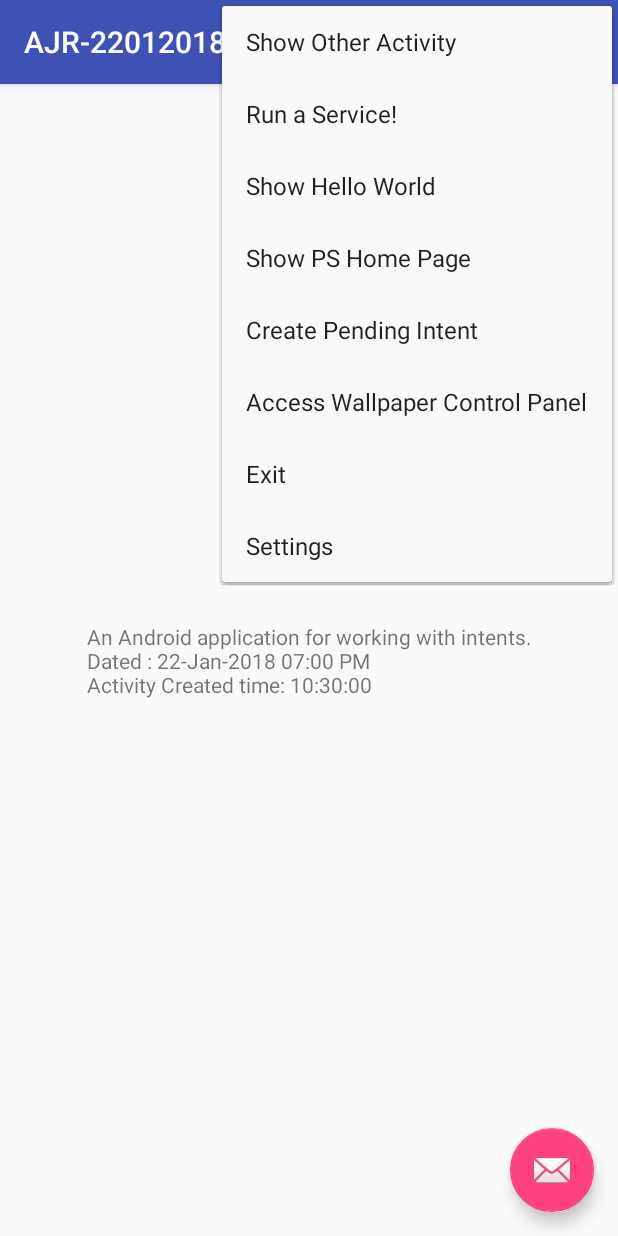
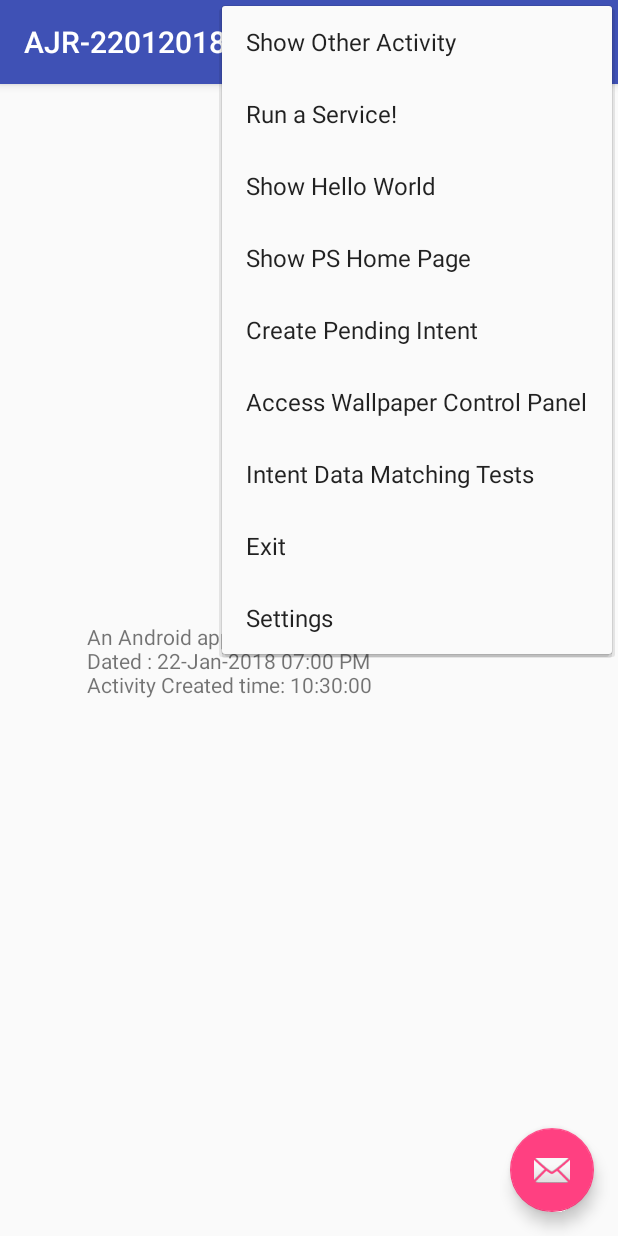
Before and after one commit to AJEESHKRAJAN/AJR-22012018-WORKAROUND-INTENTS, an Android app: the screen it shows after launch (IntentMasterActivity), with the options menu open, on a phone screen of 412 x 824 dp. Run offline under Robolectric (Android 15) with nearby library versions, the phone set to English and light mode, and no system bars.

Commit message:
Matching Activity for basic Data intent is coded.

```diff
--- a/app/src/main/AndroidManifest.xml
+++ b/app/src/main/AndroidManifest.xml
@@ -1,6 +1,8 @@
 <?xml version="1.0" encoding="utf-8"?>
 <manifest xmlns:android="http://schemas.android.com/apk/res/android"
+    xmlns:tools="http://schemas.android.com/tools"
     package="com.workaround.ajeesh.ajr_22012018_workaround_intents">
+
     <uses-feature android:name="android.permission.CAMERA" />
     <uses-feature android:name="android.hardware.camera" />
     <uses-feature android:name="android.hardware.camera.autofocus" />
@@ -12,6 +14,10 @@
     <uses-permission android:name="android.permission.INTERNET" />
     <uses-permission android:name="android.permission.ACCESS_NETWORK_STATE" />
     <uses-permission android:name="android.permission.GET_TASKS" />
+
+    <uses-permission
+        android:name="android.permission.PACKAGE_USAGE_STATS"
+        tools:ignore="ProtectedPermissions" />
 
     <application
         android:allowBackup="true"
--- a/app/src/main/res/layout/content_intent_master.xml
+++ b/app/src/main/res/layout/content_intent_master.xml
@@ -20,4 +20,10 @@
         app:layout_constraintRight_toRightOf="parent"
         app:layout_constraintTop_toTopOf="parent" />
 
+    <TextView
+        android:id="@+id/textViewDisplay"
+        android:layout_width="fill_parent"
+        android:layout_height="wrap_content"
+        android:text="" />
+
 </android.support.constraint.ConstraintLayout>
--- a/app/src/main/res/menu/menu_intent_master.xml
+++ b/app/src/main/res/menu/menu_intent_master.xml
@@ -26,6 +26,9 @@
         android:id="@+id/menuShowWallpaperControlPanel"
         android:title="@string/access_wallpaper_control_panel" />
     <item
+        android:id="@+id/menuDataMatchingIntent"
+        android:title="@string/intent_data_matching_tests" />
+    <item
         android:id="@+id/menuQuit"
         android:title="@string/exit" />
 </menu>
--- a/app/src/main/res/values/strings.xml
+++ b/app/src/main/res/values/strings.xml
@@ -13,4 +13,5 @@
     <string name="create_pending_intent">Create Pending Intent</string>
     <string name="empty_extras">Empty Extras</string>
     <string name="access_wallpaper_control_panel">Access Wallpaper Control Panel</string>
+    <string name="intent_data_matching_tests">Intent Data Matching Tests</string>
 </resources>
```
Also changed, not shown: app/src/main/java/com/workaround/ajeesh/ajr_22012018_workaround_intents/Helpers/DataIntentHelper.java (added, +67 -0 lines), app/src/main/java/com/workaround/ajeesh/ajr_22012018_workaround_intents/IntentMasterActivity.java (+20 -0 lines).
